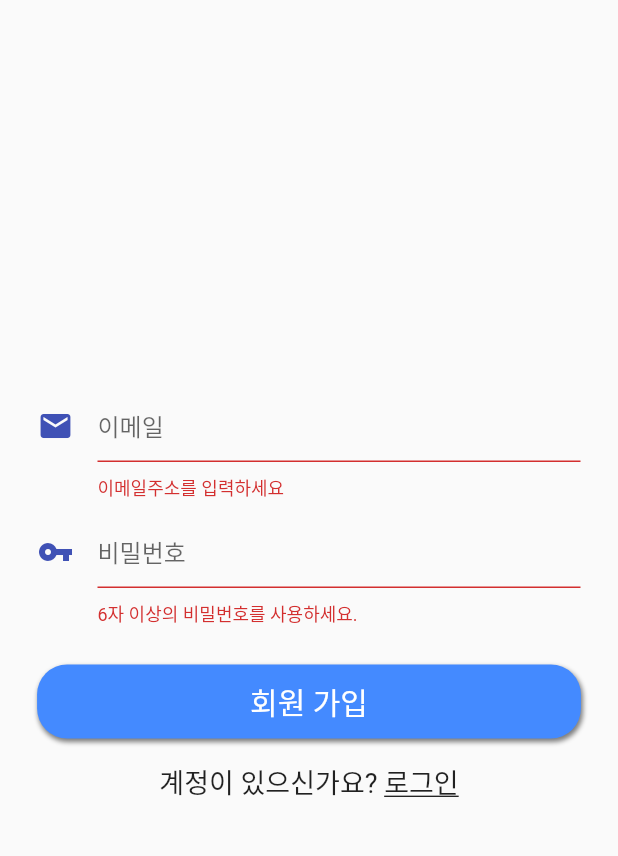
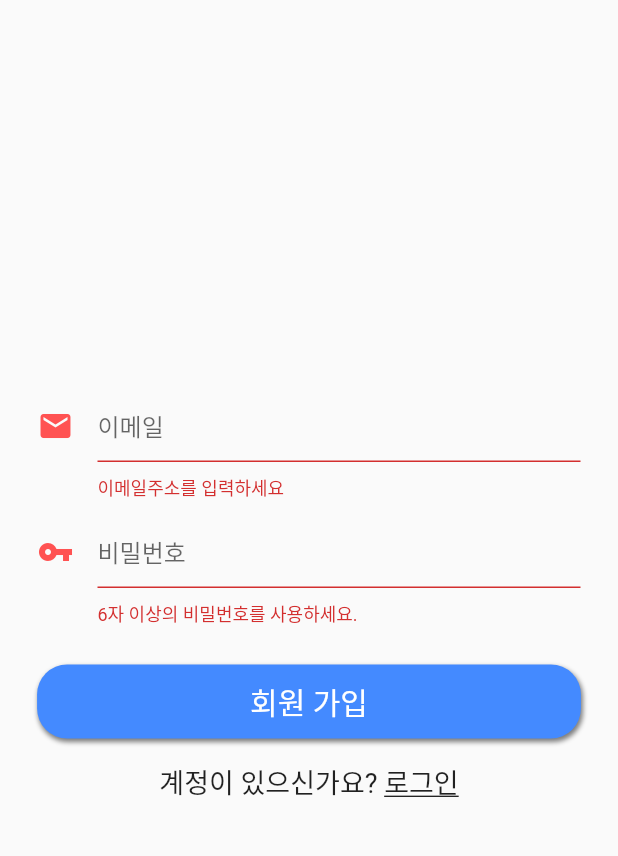
Before and after one commit to kyungsnim/last_park_app, a Flutter app: the SignUp screen opened directly, after a tap on "회원 가입", on a phone screen of 412 x 824 dp, the part 68-924 px from its top. Run offline on Flutter 3.47's test engine with Material 2 defaults, Android fonts, the phone set to English and light mode, and no system bars; our stand-ins replace cloud_firestore, firebase_auth, firebase_core, image_picker, logger, permission_handler and 1 more; accounts and stored records are empty.

Commit message:
아이맥 공장초기화 전 소스코드 업로드

```diff
--- a/lib/views/signin.dart
+++ b/lib/views/signin.dart
@@ -1,4 +1,5 @@
 import 'package:flutter/material.dart';
+import 'package:last_park_app/shared/globals.dart';
 import 'package:provider/provider.dart';
 import 'package:last_park_app/services/firebase_provider.dart';
 import 'package:last_park_app/views/signup.dart';
@@ -87,7 +88,7 @@ class SignInState extends State<SignIn> {
     _scaffoldKey.currentState
       ..hideCurrentSnackBar()
       ..showSnackBar(SnackBar(
-        backgroundColor: Colors.indigo,
+        backgroundColor: Global.sBlue,
         duration: Duration(seconds: 10),
         content: Text(fp.getLastFBMessage()),
         action: SnackBarAction(
@@ -112,7 +113,7 @@ class SignInState extends State<SignIn> {
       body: _isLoading
           ? Center(
               child: CircularProgressIndicator(
-                backgroundColor: Colors.indigo,
+                backgroundColor: Global.sBlue,
               ),
             )
           : Form(
@@ -128,7 +129,7 @@ class SignInState extends State<SignIn> {
                       padding: const EdgeInsets.fromLTRB(25, 25, 25, 5),
                       child: TextFormField(
                         controller: _emailCon,
-                        cursorColor: Colors.indigo,
+                        cursorColor: Global.sBlue,
                         validator: (val) {
                           if (val.isEmpty) {
                             return '이메일주소를 입력하세요';
@@ -137,8 +138,8 @@ class SignInState extends State<SignIn> {
                         decoration: InputDecoration(
                             focusedBorder: UnderlineInputBorder(
                                 // underline 색상 변경
-                                borderSide: BorderSide(color: Colors.indigo)),
-                            icon: Icon(Icons.email, color: Colors.indigo),
+                                borderSide: BorderSide(color: Global.sBlue)),
+                            icon: Icon(Icons.email, color: Global.sBlue),
                             hintText: '이메일'),
                         onChanged: (val) {
                           email = val;
@@ -150,7 +151,7 @@ class SignInState extends State<SignIn> {
                       child: TextFormField(
                         controller: _pwCon,
                         obscureText: true, // 비밀번호 가리기
-                        cursorColor: Colors.indigo,
+                        cursorColor: Global.sBlue,
                         validator: (val) {
                           if (val.length < 6) {
                             return '6자 이상의 비밀번호를 사용하세요.';
@@ -161,11 +162,11 @@ class SignInState extends State<SignIn> {
                         decoration: InputDecoration(
                             focusedBorder: UnderlineInputBorder(
                                 // underline 색상 변경
-                                borderSide: BorderSide(color: Colors.indigo)),
-                            focusColor: Colors.indigo,
+                                borderSide: BorderSide(color: Global.sBlue)),
+                            focusColor: Global.sBlue,
                             icon: Icon(
                               Icons.vpn_key,
-                              color: Colors.indigo,
+                              color: Global.sBlue,
                             ),
                             hintText: '비밀번호'),
                         onChanged: (val) {
@@ -179,7 +180,7 @@ class SignInState extends State<SignIn> {
                         child: Row(
                           children: <Widget>[
                             Checkbox(
-                              activeColor: Colors.indigo,
+                              activeColor: Global.sBlue,
                               value: doRemember,
                               onChanged: (newValue) {
                                 setState(() {
@@ -203,11 +204,11 @@ class SignInState extends State<SignIn> {
                                   padding: const EdgeInsets.all(10.0),
                                   child: Text(
                                     '이메일 인증이 되지 않았습니다.\n인증을 완료해주세요.',
-                                    style: TextStyle(color: Colors.indigo),
+                                    style: TextStyle(color: Global.sBlue),
                                   ),
                                 ),
                                 RaisedButton(
-                                  color: Colors.indigo,
+                                  color: Global.sBlue,
                                   textColor: Colors.white,
                                   child: Text('인증메일 다시 보내기'),
                                   onPressed: () {
--- a/lib/views/signup.dart
+++ b/lib/views/signup.dart
@@ -1,4 +1,5 @@
 import 'package:flutter/material.dart';
+import 'package:last_park_app/shared/globals.dart';
 import 'package:provider/provider.dart';
 import 'package:last_park_app/services/firebase_provider.dart';
 import 'package:last_park_app/views/signin.dart';
@@ -87,7 +88,7 @@ class SignUpState extends State<SignUp> {
         body: _isLoading
             ? Center(
                 child: CircularProgressIndicator(
-                  backgroundColor: Colors.indigo,
+                  backgroundColor: Global.sRed,
                 ),
               )
             : Form(
@@ -102,7 +103,7 @@ class SignUpState extends State<SignUp> {
                         padding: const EdgeInsets.fromLTRB(25, 5, 25, 5),
                         child: TextFormField(
                           controller: _emailCon,
-                          cursorColor: Colors.indigo,
+                          cursorColor: Global.sRed,
                           validator: (val) {
                             if (val.isEmpty) {
                               return '이메일주소를 입력하세요';
@@ -111,8 +112,8 @@ class SignUpState extends State<SignUp> {
                           decoration: InputDecoration(
                               focusedBorder: UnderlineInputBorder(
                                   // underline 색상 변경
-                                  borderSide: BorderSide(color: Colors.indigo)),
-                              icon: Icon(Icons.email, color: Colors.indigo),
+                                  borderSide: BorderSide(color: Global.sRed)),
+                              icon: Icon(Icons.email, color: Global.sRed),
                               hintText: '이메일'),
                           onChanged: (val) {
                             email = val;
@@ -124,7 +125,7 @@ class SignUpState extends State<SignUp> {
                         child: TextFormField(
                           controller: _pwCon,
                           obscureText: true, // 비밀번호 가리기
-                          cursorColor: Colors.indigo,
+                          cursorColor: Global.sRed,
                           validator: (val) {
                             if (val.length < 6) {
                               return '6자 이상의 비밀번호를 사용하세요.';
@@ -135,11 +136,11 @@ class SignUpState extends State<SignUp> {
                           decoration: InputDecoration(
                               focusedBorder: UnderlineInputBorder(
                                   // underline 색상 변경
-                                  borderSide: BorderSide(color: Colors.indigo)),
-                              focusColor: Colors.indigo,
+                                  borderSide: BorderSide(color: Global.sRed)),
+                              focusColor: Global.sRed,
                               icon: Icon(
                                 Icons.vpn_key,
-                                color: Colors.indigo,
+                                color: Global.sRed,
                               ),
                               hintText: '비밀번호'),
                           onChanged: (val) {
--- a/pubspec.yaml
+++ b/pubspec.yaml
@@ -29,7 +29,7 @@ dependencies:
   # Use with the CupertinoIcons class for iOS style icons.
   cupertino_icons: ^0.1.3
   provider: ^4.3.2+2
-  logger: ^0.9.4
+  logger:
   shared_preferences: ^0.5.12
   google_sign_in:
   firebase_core: ^0.5.0+1
@@ -38,6 +38,8 @@ dependencies:
   #firebase_crashlytics: ^0.2.1+1
   cloud_firestore: ^0.14.1+3
   firebase_storage: ^5.0.0-dev.3
+  image_picker:
+  permission_handler: ^3.2.0
 
 dev_dependencies:
   flutter_test:
```
Also changed, not shown: lib/views/home.dart (+170 -34 lines), pubspec.lock, 3 other files.
